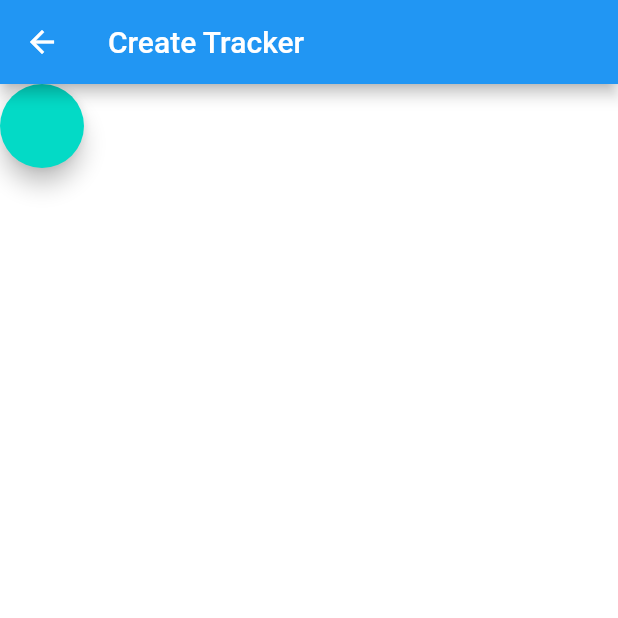
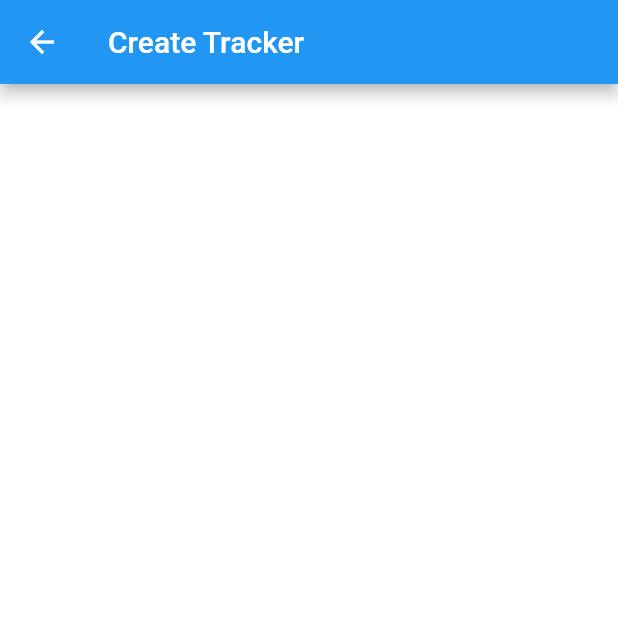
Before and after one commit to tentone/car-tracker-flutter, a Flutter app: the screen it shows after launch, after a tap on the "add" icon, on a phone screen of 412 x 824 dp, the top half of it. Run offline on Flutter 3.47's test engine with Material 2 defaults, Android fonts, the phone set to English and light mode, and no system bars; our stand-ins replace sqflite; missing offline and left inert: fluttercontactpicker, mapbox_gl, telephony; accounts and stored records are empty; network calls fail.

Commit message:
SMS working okay

```diff
--- a/lib/screens/settings.dart
+++ b/lib/screens/settings.dart
@@ -18,7 +18,7 @@ class SettingsScreenState extends State<SettingsScreen> {
       key: _formKey,
       child: Column(
         children: const <Widget>[
-          // Add TextFormFields and ElevatedButton here.
+          // TODO <ADD CODE HERE>
         ],
       ),
     );
--- a/lib/screens/tracker_create.dart
+++ b/lib/screens/tracker_create.dart
@@ -11,15 +11,22 @@ class TrackerCreateScreen extends StatefulWidget {
 }
 
 class TrackerCreateScreenState extends State<TrackerCreateScreen> {
+  final _formKey = GlobalKey<FormState>();
+
   @override
   Widget build(BuildContext context) {
     return Scaffold(
       appBar: AppBar(
         title: Text(Locales.get('createTracker', context)),
       ),
-      body: FloatingActionButton(onPressed: () {
-        Navigator.pop(context);
-      }),
+      body: Form(
+        key: _formKey,
+        child: Column(
+          children: const <Widget>[
+            // TODO <ADD CODE HERE>
+          ],
+        ),
+      ),
     );
   }
 }
--- a/lib/utils/sms_utils.dart
+++ b/lib/utils/sms_utils.dart
@@ -7,10 +7,11 @@ class SMSUtils {
   /// Listen to incoming SMS messages.
   static void listen() {
     telephony.listenIncomingSms(
-        onNewMessage: (SmsMessage msg) {
-          print(msg.address);
-          print(msg.body);
-        },
+      onNewMessage: (SmsMessage msg) {
+        print(msg.address);
+        print(msg.body);
+      },
+      listenInBackground: false,
     );
   }
 
@@ -39,7 +40,6 @@ class SMSUtils {
 
   /// Get all SMS received by the device.
   static Future getAll() async {
-    // SmsQuery query = SmsQuery();
     List<SmsMessage> messages = await telephony.getInboxSms();
 
     for(int i = 0; i < messages.length; i++) {
```
Also changed, not shown: lib/screens/tracker_edit.dart (+9 -8 lines).
